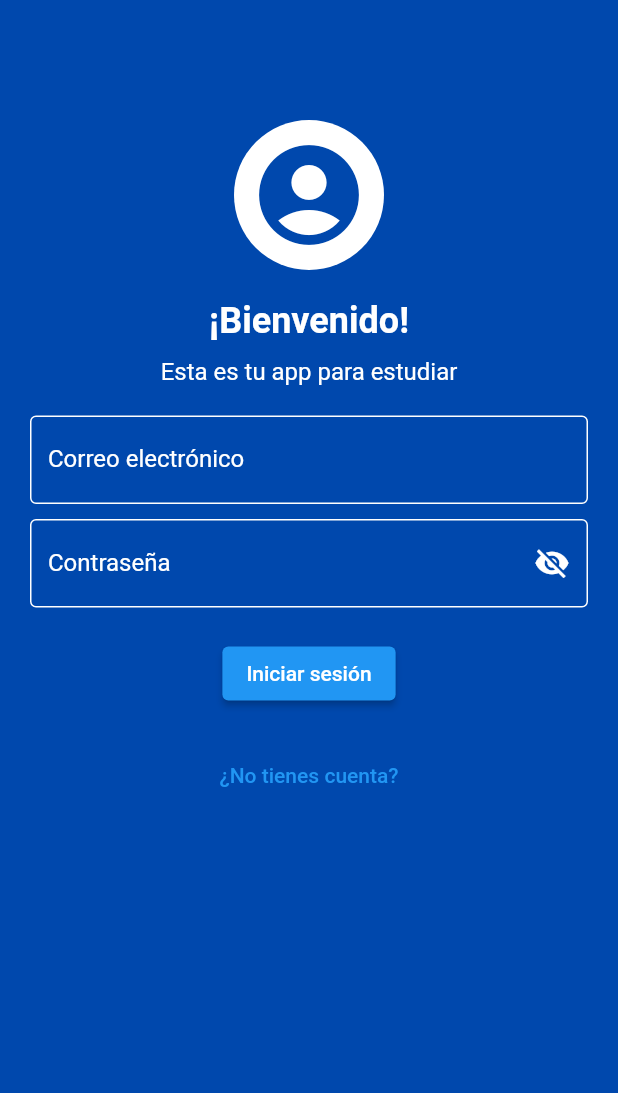
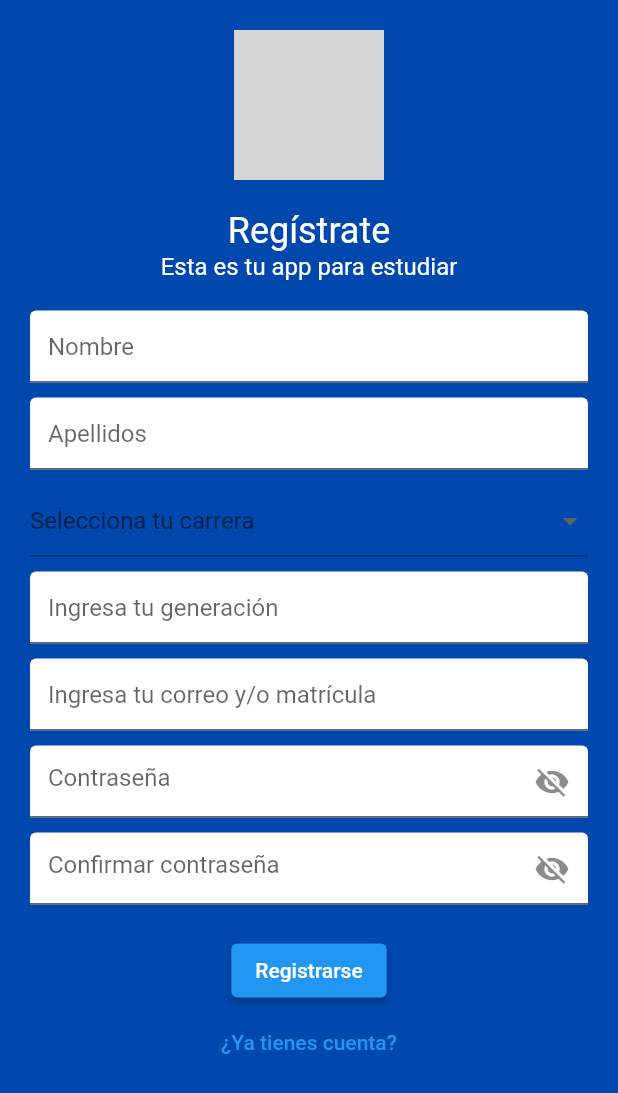
Before and after one commit to Michinded/cardenal_devs, a Flutter app: the screen it shows after launch, after a tap on "¿No tienes cuenta?", on a phone screen of 412 x 824 dp. Shown: the top 1093 px of the screen. Run offline on Flutter 3.47's test engine with Material 2 defaults, Android fonts, the phone set to English and light mode, and no system bars; grey boxes are pictures that could not be loaded.

Commit message:
rutas e interfaces

```diff
--- a/lib/main.dart
+++ b/lib/main.dart
@@ -1,18 +1,24 @@
 import 'package:cardenal_devs/pages/login/login_view.dart';
+import 'package:cardenal_devs/pages/register/register_view.dart';
+import 'package:cardenal_devs/pages/forgot_password/forgot_passwors_view.dart';
 import 'package:flutter/material.dart';
 
-void main() {
-  runApp(const MyApp());
-}
+void main() => runApp(MyApp());
 
 class MyApp extends StatelessWidget {
-  const MyApp({super.key});
-
-  // This widget is the root of your application.
   @override
   Widget build(BuildContext context) {
     return MaterialApp(
+      title: 'Recuperación Flutter',
+      theme: ThemeData(
+        primarySwatch: Colors.blue,
+      ),
       home: LoginPage(),
+      routes: {
+        '/login': (context) => LoginPage(),  // Ruta para la página de login
+        '/register': (context) => RegisterPage(),  // Ruta para la página de registro
+        '/forgot_password': (context) => RecoveryPage(),  // Ruta para la página de recuperación de contraseña
+      },
     );
   }
 }
--- a/lib/pages/login/login_view.dart
+++ b/lib/pages/login/login_view.dart
@@ -87,8 +87,17 @@ class _LoginPageState extends State<LoginPage> {
                   ),
                   SizedBox(height: 20),
                   TextButton(
-                    onPressed: () {},
+                    onPressed: () {
+                      Navigator.pushNamed(context, '/register');
+                    },
                     child: Text("¿No tienes cuenta?"),
+                  ),
+                  SizedBox(height: 0),
+                  TextButton(
+                    onPressed: () {
+                      Navigator.pushNamed(context, '/forgot_password');
+                    },
+                    child: Text("¿Se te olvido tu contraseña?"),
                   ),
                 ],
               ),
--- /dev/null
+++ b/lib/pages/register/register_view.dart
@@ -0,0 +1,153 @@
+import 'package:flutter/material.dart';
+
+class RegisterPage extends StatefulWidget {
+  @override
+  _RegisterPageState createState() => _RegisterPageState();
+}
+
+class _RegisterPageState extends State<RegisterPage> {
+  bool _showPassword = false;
+  String? _selectedCarrera;
+  final List<String> _carreras = [
+    'Ingeniería en Sistemas',
+    'Ingeniería Civil',
+    'Medicina',
+    // Agrega las carreras que necesites
+  ];
+
+  @override
+  Widget build(BuildContext context) {
+    return Scaffold(
+      backgroundColor: Color(0xFF0048ad),
+      body: SingleChildScrollView(
+        child: Padding(
+          padding: const EdgeInsets.all(20.0),
+          child: Column(
+            mainAxisAlignment: MainAxisAlignment.center,
+            children: [
+              CircleAvatar(
+                // Aquí puedes poner la imagen de tu logo, solo es un ejemplo
+                backgroundImage: AssetImage('path/to/your/logo.png'),
+                radius: 50.0,
+              ),
+              SizedBox(height: 20.0),
+              Text(
+                'Regístrate',
+                style: TextStyle(
+                  fontSize: 24.0,
+                  color: Colors.white,
+                ),
+              ),
+              Text(
+                'Esta es tu app para estudiar',
+                style: TextStyle(
+                  fontSize: 16.0,
+                  color: Colors.white,
+                ),
+              ),
+              SizedBox(height: 20.0),
+              TextField(
+                decoration: InputDecoration(
+                  hintText: 'Nombre',
+                  filled: true,
+                  fillColor: Colors.white,
+                ),
+              ),
+              SizedBox(height: 10.0),
+              TextField(
+                decoration: InputDecoration(
+                  hintText: 'Apellidos',
+                  filled: true,
+                  fillColor: Colors.white,
+                ),
+              ),
+              SizedBox(height: 10.0),
+              DropdownButtonFormField(
+                hint: Text('Selecciona tu carrera'),
+                items: _carreras.map((String value) {
+                  return DropdownMenuItem<String>(
+                    value: value,
+                    child: Text(value),
+                  );
+                }).toList(),
+                onChanged: (newValue) {
+                  setState(() {
+                    _selectedCarrera = newValue;
+                  });
+                },
+                value: _selectedCarrera,
+              ),
+              SizedBox(height: 10.0),
+              TextField(
+                decoration: InputDecoration(
+                  hintText: 'Ingresa tu generación',
+                  filled: true,
+                  fillColor: Colors.white,
+                ),
+              ),
+              SizedBox(height: 10.0),
+              TextField(
+                decoration: InputDecoration(
+                  hintText: 'Ingresa tu correo y/o matrícula',
+                  filled: true,
+                  fillColor: Colors.white,
+                ),
+              ),
+              SizedBox(height: 10.0),
+              TextField(
+                obscureText: !_showPassword,
+                decoration: InputDecoration(
+                  hintText: 'Contraseña',
+                  filled: true,
+                  fillColor: Colors.white,
+                  suffixIcon: IconButton(
+                    icon: Icon(
+                      _showPassword ? Icons.visibility : Icons.visibility_off,
+                    ),
+                    onPressed: () {
+                      setState(() {
+                        _showPassword = !_showPassword;
+                      });
+                    },
+                  ),
+                ),
+              ),
+              SizedBox(height: 10.0),
+              TextField(
+                obscureText: !_showPassword,
+                decoration: InputDecoration(
+                  hintText: 'Confirmar contraseña',
+                  filled: true,
+                  fillColor: Colors.white,
+                  suffixIcon: IconButton(
+                    icon: Icon(
+                      _showPassword ? Icons.visibility : Icons.visibility_off,
+                    ),
+                    onPressed: () {
+                      setState(() {
+                        _showPassword = !_showPassword;
+                      });
+                    },
+                  ),
+                ),
+              ),
+              SizedBox(height: 20.0),
+              ElevatedButton(
+                onPressed: () {
+                  // Acción del botón
+                },
+                child: Text('Registrarse'),
+              ),
+              TextButton(
+                onPressed: () {
+                  Navigator.pushNamed(context, '/login');
+                },
+                child: Text('¿Ya tienes cuenta?'),
+              ),
+            ],
+          ),
+        ),
+      ),
+    );
+  }
+}
```
Also changed, not shown: lib/pages/forgot_password/forgot_passwors_view.dart (added, +58 -0 lines).
